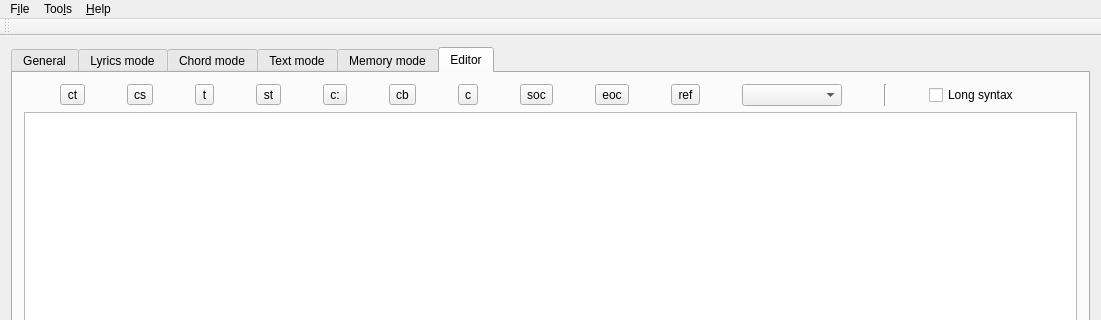
jpcima/chordv, file mainwindow.ui: the form before one commit; both pictures show x 0 to 1101 and y 0 to 320 of the 1101 by 732 pixel window.
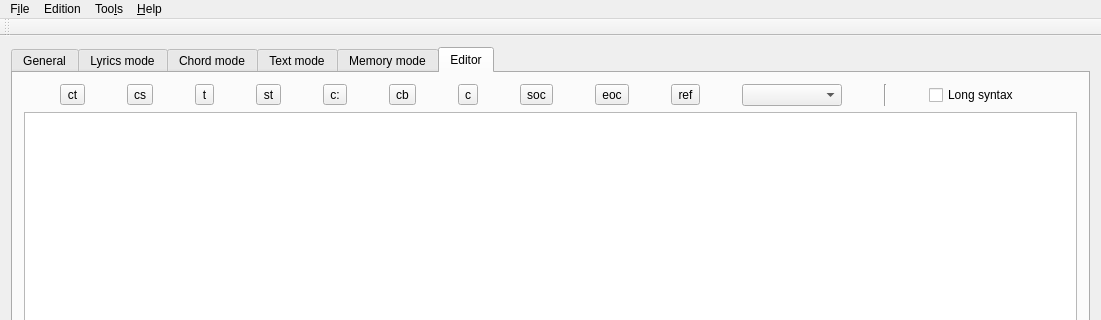
The form after the commit. Icons and pictures are not drawn. Custom widgets are drawn as their Qt base class.

```diff
--- a/mainwindow.ui
+++ b/mainwindow.ui
@@ -499,7 +499,15 @@
     <addaction name="actionAbout"/>
     <addaction name="actionSystem_Info"/>
    </widget>
+   <widget class="QMenu" name="menuEdition">
+    <property name="title">
+     <string>Edition</string>
+    </property>
+    <addaction name="actionSearch"/>
+    <addaction name="actionReplace"/>
+   </widget>
    <addaction name="menuFile"/>
+   <addaction name="menuEdition"/>
    <addaction name="menuTools"/>
    <addaction name="menuHelp"/>
   </widget>
```
Left out of the diff: 16 changed lines with no effect on the pictures.
